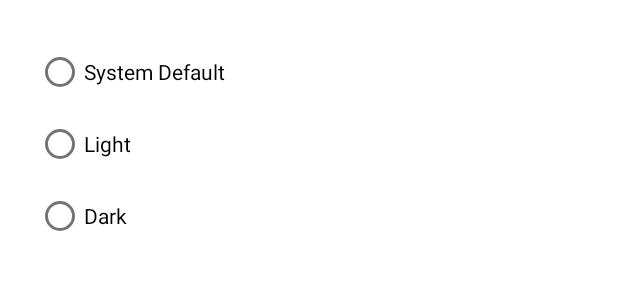
After one commit to alanquintero/readmode, an Android app: the layout dialog_theme.xml on its own in the app's theme, with its tools: preview values and no code run, on a phone screen of 412 x 824 dp. The commit adds this screen. Shown: the top 300 px of the screen. Run offline under Robolectric (Android 15) with nearby library versions, the phone set to English and light mode, and no system bars.

Commit message:
Add theme to the menu options

```diff
--- a/app/src/main/java/com/contilabs/readmode/util/PrefsHelper.java
+++ b/app/src/main/java/com/contilabs/readmode/util/PrefsHelper.java
@@ -93,6 +93,10 @@ public class PrefsHelper {
         return sharedPreferences.getBoolean(Constants.PREF_SAME_INTENSITY_BRIGHTNESS_FOR_ALL, Constants.DEFAULT_SAME_INTENSITY_BRIGHTNESS_FOR_ALL);
     }
 
+    public @NonNull Constants.ThemeMode getTheme() {
+        return Constants.ThemeMode.fromInt(sharedPreferences.getInt(Constants.PREF_THEME, Constants.DEFAULT_THEME));
+    }
+
     public boolean getAutoStartReadMode() {
         return sharedPreferences.getBoolean(Constants.PREF_AUTO_START_READ_MODE, Constants.DEFAULT_AUTO_START_READ_MODE);
     }
--- /dev/null
+++ b/app/src/main/res/drawable/menu_theme.xml
@@ -0,0 +1,5 @@
+<vector xmlns:android="http://schemas.android.com/apk/res/android" android:height="24dp" android:tint="#000000" android:viewportHeight="24" android:viewportWidth="24" android:width="24dp">
+
+    <path android:fillColor="@android:color/white" android:pathData="M12,3c-4.97,0 -9,4.03 -9,9s4.03,9 9,9c0.83,0 1.5,-0.67 1.5,-1.5 0,-0.39 -0.15,-0.74 -0.39,-1.01 -0.23,-0.26 -0.38,-0.61 -0.38,-0.99 0,-0.83 0.67,-1.5 1.5,-1.5L16,16c2.76,0 5,-2.24 5,-5 0,-4.42 -4.03,-8 -9,-8zM6.5,12c-0.83,0 -1.5,-0.67 -1.5,-1.5S5.67,9 6.5,9 8,9.67 8,10.5 7.33,12 6.5,12zM9.5,8C8.67,8 8,7.33 8,6.5S8.67,5 9.5,5s1.5,0.67 1.5,1.5S10.33,8 9.5,8zM14.5,8c-0.83,0 -1.5,-0.67 -1.5,-1.5S13.67,5 14.5,5s1.5,0.67 1.5,1.5S15.33,8 14.5,8zM17.5,12c-0.83,0 -1.5,-0.67 -1.5,-1.5S16.67,9 17.5,9s1.5,0.67 1.5,1.5 -0.67,1.5 -1.5,1.5z"/>
+
+</vector>
--- a/app/src/main/res/layout/dialog_settings.xml
+++ b/app/src/main/res/layout/dialog_settings.xml
@@ -18,7 +18,7 @@
             android:layout_width="0dp"
             android:layout_height="wrap_content"
             android:layout_weight="1"
-            android:text="@string/auto_start_read_mode" />
+            android:text="@string/setting_auto_start_read_mode" />
 
         <ImageButton
             android:id="@+id/info_auto_start_read_mode"
@@ -43,7 +43,7 @@
             android:layout_width="0dp"
             android:layout_height="wrap_content"
             android:layout_weight="1"
-            android:text="@string/same_intensity_brightness" />
+            android:text="@string/setting_same_intensity_brightness" />
 
         <ImageButton
             android:id="@+id/info_same_intensity_brightness"
--- /dev/null
+++ b/app/src/main/res/layout/dialog_theme.xml
@@ -0,0 +1,33 @@
+<?xml version="1.0" encoding="utf-8"?>
+<LinearLayout xmlns:android="http://schemas.android.com/apk/res/android"
+    android:layout_width="match_parent"
+    android:layout_height="wrap_content"
+    android:orientation="vertical"
+    android:padding="24dp">
+
+    <RadioGroup
+        android:id="@+id/theme_radio_group"
+        android:layout_width="match_parent"
+        android:layout_height="wrap_content">
+
+        <RadioButton
+            android:id="@+id/radio_system_default"
+            android:layout_width="wrap_content"
+            android:layout_height="wrap_content"
+            android:text="@string/theme_system_default" />
+
+        <RadioButton
+            android:id="@+id/radio_light"
+            android:layout_width="wrap_content"
+            android:layout_height="wrap_content"
+            android:text="@string/theme_light" />
+
+        <RadioButton
+            android:id="@+id/radio_dark"
+            android:layout_width="wrap_content"
+            android:layout_height="wrap_content"
+            android:text="@string/theme_dark" />
+
+    </RadioGroup>
+
+</LinearLayout>
```
Also changed, not shown: app/src/main/java/com/contilabs/readmode/ui/MainActivity.java (+9 -2 lines), app/src/main/java/com/contilabs/readmode/ui/controller/MenuController.java (+11 -4 lines), app/src/main/java/com/contilabs/readmode/ui/dialog/SettingsDialog.java (+4 -4 lines), app/src/main/java/com/contilabs/readmode/ui/dialog/ThemeDialog.java (added, +106 -0 lines), app/src/main/java/com/contilabs/readmode/util/Constants.java (+33 -2 lines), app/src/main/java/com/contilabs/readmode/util/Utils.java (added, +36 -0 lines), app/src/main/res/values/strings.xml (+15 -6 lines), app/src/main/res/layout/screen_filter.xml (renamed from app/src/main/res/layout/screen.xml).
